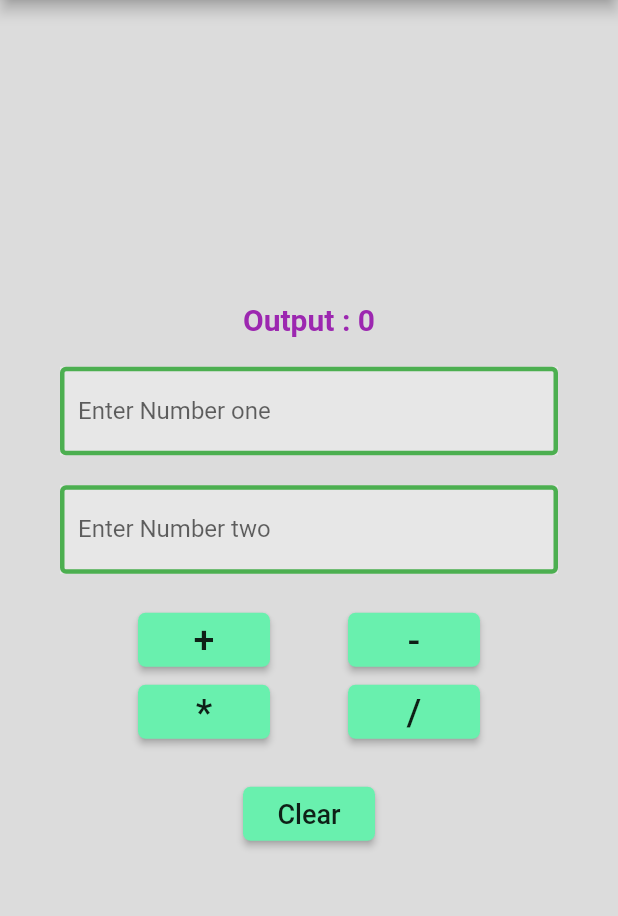
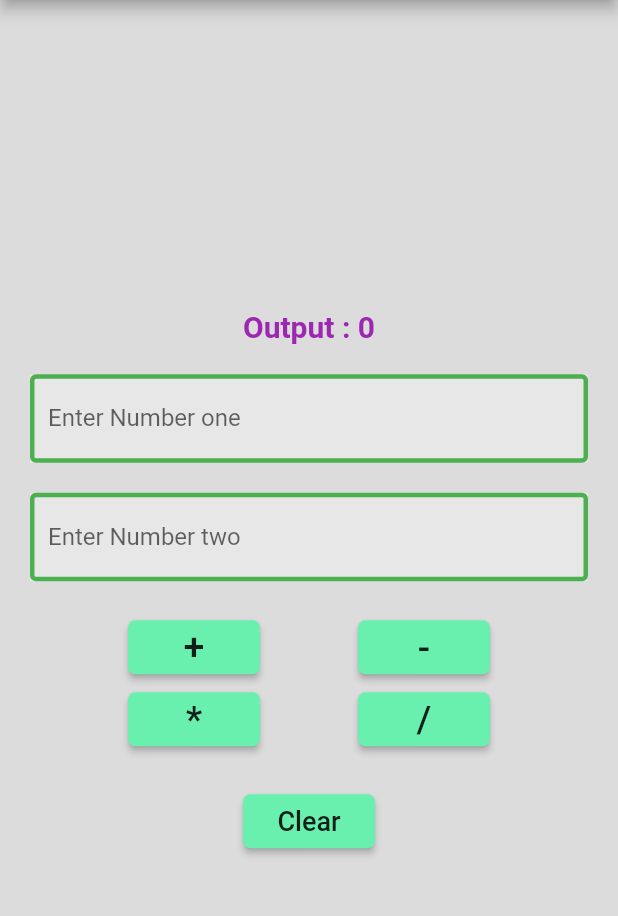
Before and after one commit to abdulragib/Calculator_App, a Flutter app: the screen it shows after launch, on a phone screen of 412 x 824 dp, the part 84-1000 px from its top. Run offline on Flutter 3.47's test engine with Material 2 defaults, Android fonts, the phone set to English and light mode, and no system bars.

Commit message:
bottom overflow fixed

```diff
--- a/lib/home_page.dart
+++ b/lib/home_page.dart
@@ -56,12 +56,13 @@ class _HomePageState extends State<HomePage> {
   @override
   Widget build(BuildContext context) {
     return new Scaffold(
+      //resizeToAvoidBottomInset: false,
       appBar: new AppBar(
         title: new Text("Calculator"),
       ),
       body: new Container(
         color: Colors.black12,
-        padding: const EdgeInsets.all(40.0),
+        padding: const EdgeInsets.only(left: 20.0, right: 20.0, top: 10),
         child: new Column(
           mainAxisAlignment: MainAxisAlignment.center,
           children: <Widget>[
```
